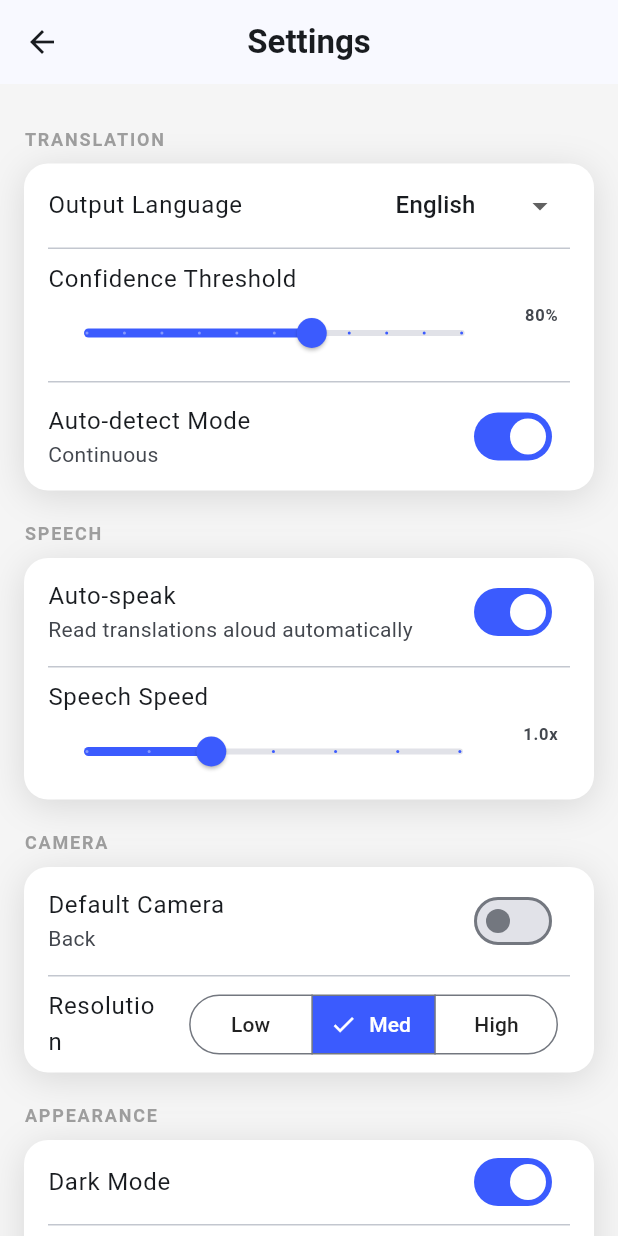
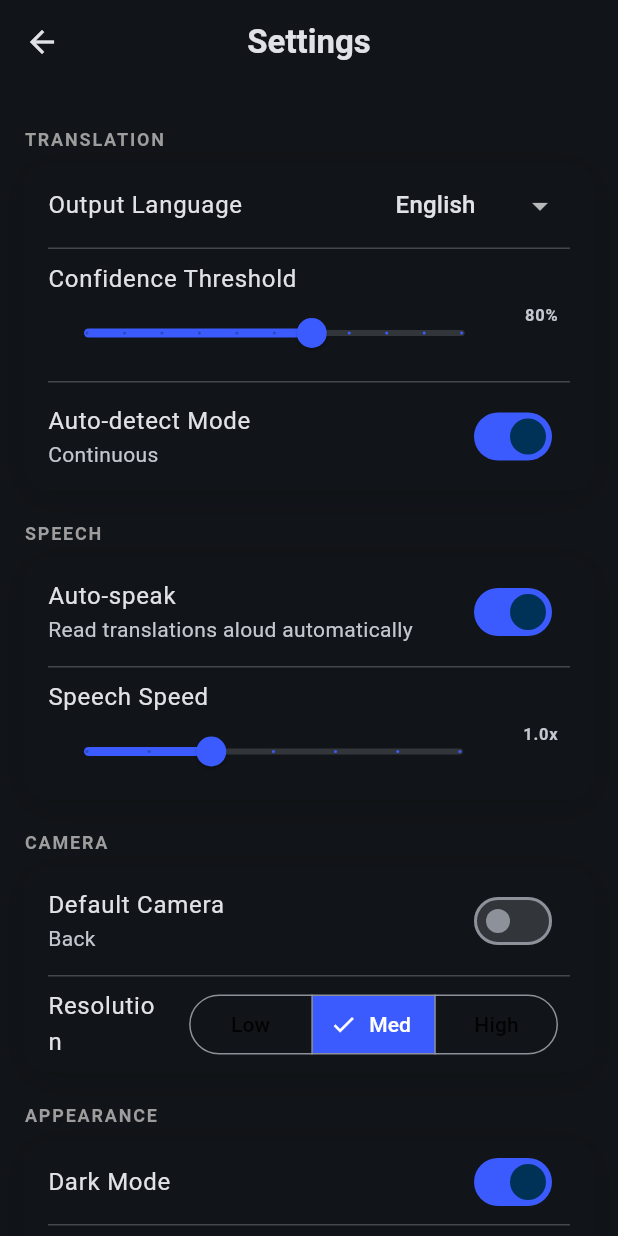
Before and after one commit to SalilMonga/SS12-signSpeak, a Flutter app: the SettingsPage screen opened directly, after a tap on "Dark Mode", on a phone screen of 412 x 824 dp. Run offline on Flutter 3.47's test engine with Material 3 defaults, Android fonts, the phone set to English and light mode, and no system bars; our stand-ins replace camera, flutter_tts.

Commit message:
chore: added dark mode

```diff
--- a/lib/history_page.dart
+++ b/lib/history_page.dart
@@ -109,7 +109,6 @@ class _HistoryPageState extends State<HistoryPage> {
   @override
   Widget build(BuildContext context) {
     return Scaffold(
-      backgroundColor: Colors.grey.shade100,
       appBar: AppBar(
         title: const Text(
           'History',
@@ -277,7 +276,7 @@ class _HistoryCard extends StatelessWidget {
         onTap: onTap,
         child: Container(
           decoration: BoxDecoration(
-            color: Colors.white,
+            color: Theme.of(context).cardColor,
             borderRadius: BorderRadius.circular(16),
             boxShadow: [
               BoxShadow(
@@ -296,7 +295,6 @@ class _HistoryCard extends StatelessWidget {
                 style: const TextStyle(
                   fontSize: 16,
                   fontWeight: FontWeight.w700,
-                  color: Colors.black87,
                 ),
               ),
               const SizedBox(height: 8),
--- a/lib/main.dart
+++ b/lib/main.dart
@@ -1,6 +1,9 @@
 import 'package:flutter/material.dart';
 import 'camera_page.dart';
 import 'speech_page.dart';
+
+/// Global notifier so any page (e.g. SettingsPage) can toggle the theme.
+final ValueNotifier<ThemeMode> themeNotifier = ValueNotifier(ThemeMode.light);
 
 //testing audio
 Future<void> main() async {
@@ -13,14 +16,26 @@ class SignSpeakApp extends StatelessWidget {
 
   @override
   Widget build(BuildContext context) {
+    return ValueListenableBuilder<ThemeMode>(
+      valueListenable: themeNotifier,
+      builder: (context, currentMode, _) {
         return MaterialApp(
           title: 'SignSpeak - ASL Translator',
           theme: ThemeData(
             colorScheme: ColorScheme.fromSeed(seedColor: Colors.blue),
             useMaterial3: true,
           ),
+          darkTheme: ThemeData(
+            colorScheme: ColorScheme.fromSeed(
+              seedColor: Colors.blue,
+              brightness: Brightness.dark,
+            ),
+            useMaterial3: true,
+          ),
+          themeMode: currentMode,
           home: const CameraPage(),
-      // const SpeechPage(), // !Need to integrate !
+        );
+      },
     );
   }
 }
--- a/lib/settings_page.dart
+++ b/lib/settings_page.dart
@@ -1,6 +1,8 @@
 import 'package:flutter/material.dart';
 import 'package:flutter/services.dart';
+import 'main.dart' show themeNotifier;
 import 'test_page.dart';
+import 'speech_page.dart';
 
 const Color _kPrimaryBlue = Color(0xFF3B5BFE);
 
@@ -30,7 +32,6 @@ class _SettingsPageState extends State<SettingsPage> {
   String _resolution = 'Medium';
 
   // Appearance
-  bool _darkMode = false;
   double _textSize = 1.0; // 0.0 = Small, 1.0 = Medium, 2.0 = Large
 
   static const List<String> _languages = [
@@ -49,7 +50,6 @@ class _SettingsPageState extends State<SettingsPage> {
   @override
   Widget build(BuildContext context) {
     return Scaffold(
-      backgroundColor: Colors.grey.shade100,
       appBar: AppBar(
         title: const Text(
           'Settings',
@@ -97,6 +97,14 @@ class _SettingsPageState extends State<SettingsPage> {
               Navigator.push(
                 context,
                 MaterialPageRoute(builder: (_) => const TestPage()),
+              );
+            }),
+            _buildDivider(),
+            _buildActionTile('Text to Speech', Icons.record_voice_over, () {
+              HapticFeedback.lightImpact();
+              Navigator.push(
+                context,
+                MaterialPageRoute(builder: (_) => const SpeechPage()),
               );
             }),
           ]),
@@ -150,7 +158,7 @@ class _SettingsPageState extends State<SettingsPage> {
       padding: const EdgeInsets.symmetric(horizontal: 16),
       child: Container(
         decoration: BoxDecoration(
-          color: Colors.white,
+          color: Theme.of(context).cardColor,
           borderRadius: BorderRadius.circular(16),
           boxShadow: [
             BoxShadow(
@@ -320,11 +328,13 @@ class _SettingsPageState extends State<SettingsPage> {
   Widget _buildDarkModeToggle() {
     return SwitchListTile(
       title: const Text('Dark Mode'),
-      value: _darkMode,
+      value: themeNotifier.value == ThemeMode.dark,
       activeTrackColor: _kPrimaryBlue,
       onChanged: (value) {
         HapticFeedback.lightImpact();
-        setState(() => _darkMode = value);
+        setState(() {
+          themeNotifier.value = value ? ThemeMode.dark : ThemeMode.light;
+        });
       },
     );
   }
```
Also changed, not shown: lib/camera_page.dart (+51 -16 lines), lib/speech_page.dart (+2 -5 lines), pubspec.lock. Lines whose indentation alone changed are shown as unchanged.
